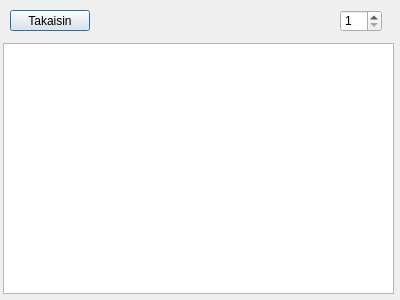
The window that frontend/account/accountdialog.ui (JnsRdnp/ATM-Simulator) describes before a commit, drawn with Qt 5.
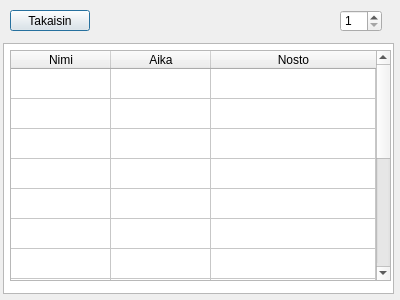
The same window after the commit.

Commit message: Whole account history in qTable

```diff
--- a/frontend/account/accountdialog.ui
+++ b/frontend/account/accountdialog.ui
@@ -58,6 +58,58 @@
     <number>500</number>
    </property>
   </widget>
+  <widget class="QTableWidget" name="tblHistory">
+   <property name="geometry">
+    <rect>
+     <x>10</x>
+     <y>50</y>
+     <width>381</width>
+     <height>231</height>
+    </rect>
+   </property>
+   <property name="rowCount">
+    <number>15</number>
+   </property>
+   <property name="columnCount">
+    <number>3</number>
+   </property>
+   <attribute name="horizontalHeaderStretchLastSection">
+    <bool>true</bool>
+   </attribute>
+   <attribute name="verticalHeaderVisible">
+    <bool>false</bool>
+   </attribute>
+   <row/>
+   <row/>
+   <row/>
+   <row/>
+   <row/>
+   <row/>
+   <row/>
+   <row/>
+   <row/>
+   <row/>
+   <row/>
+   <row/>
+   <row/>
+   <row/>
+   <row/>
+   <column>
+    <property name="text">
+     <string>Nimi</string>
+    </property>
+   </column>
+   <column>
+    <property name="text">
+     <string>Aika</string>
+    </property>
+   </column>
+   <column>
+    <property name="text">
+     <string>Nosto</string>
+    </property>
+   </column>
+  </widget>
  </widget>
  <resources/>
  <connections/>
```
The commit also changes 4 other files.
